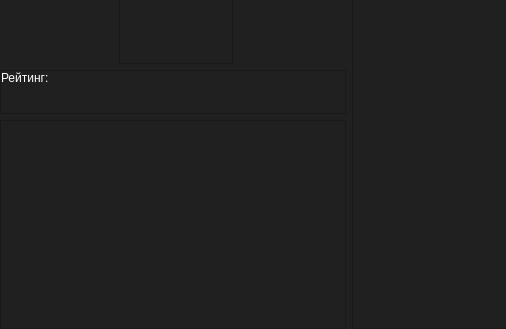
Qt form forms/desu_info.ui (brandonzorn/Nlight) before a commit; both pictures show x 0 to 506 and y 220 to 549 of the 672 by 549 pixel window.
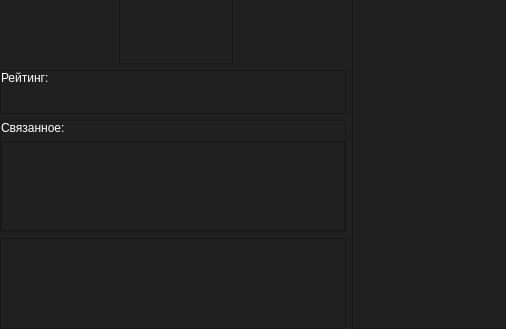
The same form after that commit. Icons and pictures are not drawn.

Commit message: added related manga for shikimori

Patch:
```diff
--- a/forms/desu_info.ui
+++ b/forms/desu_info.ui
@@ -430,11 +430,64 @@
        </layout>
       </widget>
      </item>
+     <item>
+      <widget class="QFrame" name="related_frame">
+       <property name="sizePolicy">
+        <sizepolicy hsizetype="Preferred" vsizetype="Preferred">
+         <horstretch>0</horstretch>
+         <verstretch>0</verstretch>
+        </sizepolicy>
+       </property>
+       <property name="frameShape">
+        <enum>QFrame::StyledPanel</enum>
+       </property>
+       <property name="frameShadow">
+        <enum>QFrame::Raised</enum>
+       </property>
+       <layout class="QVBoxLayout" name="verticalLayout_5">
+        <property name="leftMargin">
+         <number>0</number>
+        </property>
+        <property name="topMargin">
+         <number>0</number>
+        </property>
+        <property name="rightMargin">
+         <number>0</number>
+        </property>
+        <property name="bottomMargin">
+         <number>0</number>
+        </property>
+        <item>
+         <widget class="QLabel" name="label">
+          <property name="text">
+           <string>Связанное:</string>
+          </property>
+         </widget>
+        </item>
+        <item>
+         <widget class="QListWidget" name="manga_relations">
+          <property name="sizePolicy">
+           <sizepolicy hsizetype="Expanding" vsizetype="Expanding">
+            <horstretch>0</horstretch>
+            <verstretch>0</verstretch>
+           </sizepolicy>
+          </property>
+         </widget>
+        </item>
+       </layout>
+      </widget>
+     </item>
      <item>
       <widget class="QTextEdit" name="description">
        <property name="enabled">
         <bool>true</bool>
        </property>
+       <property name="sizePolicy">
+        <sizepolicy hsizetype="Expanding" vsizetype="Expanding">
+         <horstretch>0</horstretch>
+         <verstretch>0</verstretch>
+        </sizepolicy>
+       </property>
        <property name="focusPolicy">
         <enum>Qt::ClickFocus</enum>
        </property>
```
The commit also changes 4 other files.
